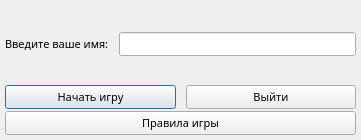
The window that ui/qtdesigner generated/nameGetter.ui (snowlue/WWTBAM) describes before a commit, drawn with Qt 5.
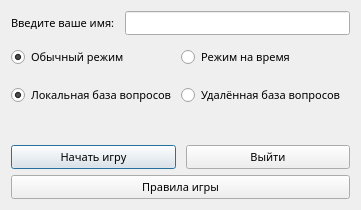
The same window after the commit.

Commit message: feat: enhance UI layout and add radio button options for question sources

```diff
--- a/ui/qtdesigner generated/nameGetter.ui
+++ b/ui/qtdesigner generated/nameGetter.ui
@@ -7,7 +7,7 @@
     <x>0</x>
     <y>0</y>
     <width>361</width>
-    <height>140</height>
+    <height>210</height>
    </rect>
   </property>
   <property name="font">
@@ -19,27 +19,7 @@
   <property name="windowTitle">
    <string>Начало игры</string>
   </property>
-  <layout class="QHBoxLayout" name="horizontalLayout_2">
-   <property name="spacing">
-    <number>0</number>
-   </property>
-   <property name="leftMargin">
-    <number>5</number>
-   </property>
-   <property name="topMargin">
-    <number>5</number>
-   </property>
-   <property name="rightMargin">
-    <number>5</number>
-   </property>
-   <property name="bottomMargin">
-    <number>5</number>
-   </property>
-   <item>
-    <layout class="QVBoxLayout" name="verticalLayout" stretch="2,1,1">
-     <property name="spacing">
-      <number>2</number>
-     </property>
+  <layout class="QVBoxLayout" name="verticalLayout" stretch="2,1,1,100000,1,1">
      <item>
       <layout class="QFormLayout" name="formLayout">
        <property name="formAlignment">
@@ -63,6 +43,91 @@
        </item>
       </layout>
      </item>
+   <item>
+    <layout class="QHBoxLayout" name="horizontalLayout_3">
+     <property name="spacing">
+      <number>0</number>
+     </property>
+     <property name="topMargin">
+      <number>5</number>
+     </property>
+     <property name="bottomMargin">
+      <number>5</number>
+     </property>
+     <item>
+      <widget class="QRadioButton" name="radioButton">
+       <property name="text">
+        <string>Обычный режим</string>
+       </property>
+       <property name="checked">
+        <bool>true</bool>
+       </property>
+       <attribute name="buttonGroup">
+        <string notr="true">buttonGroup</string>
+       </attribute>
+      </widget>
+     </item>
+     <item>
+      <widget class="QRadioButton" name="radioButton_2">
+       <property name="text">
+        <string>Режим на время</string>
+       </property>
+       <attribute name="buttonGroup">
+        <string notr="true">buttonGroup</string>
+       </attribute>
+      </widget>
+     </item>
+    </layout>
+   </item>
+   <item>
+    <layout class="QHBoxLayout" name="horizontalLayout_4">
+     <property name="spacing">
+      <number>0</number>
+     </property>
+     <property name="topMargin">
+      <number>5</number>
+     </property>
+     <property name="bottomMargin">
+      <number>5</number>
+     </property>
+     <item>
+      <widget class="QRadioButton" name="radioButton_3">
+       <property name="text">
+        <string>Локальная база вопросов</string>
+       </property>
+       <property name="checked">
+        <bool>true</bool>
+       </property>
+       <attribute name="buttonGroup">
+        <string notr="true">buttonGroup_2</string>
+       </attribute>
+      </widget>
+     </item>
+     <item>
+      <widget class="QRadioButton" name="radioButton_4">
+       <property name="text">
+        <string>Удалённая база вопросов</string>
+       </property>
+       <attribute name="buttonGroup">
+        <string notr="true">buttonGroup_2</string>
+       </attribute>
+      </widget>
+     </item>
+    </layout>
+   </item>
+   <item>
+    <spacer name="verticalSpacer">
+     <property name="orientation">
+      <enum>Qt::Vertical</enum>
+     </property>
+     <property name="sizeHint" stdset="0">
+      <size>
+       <width>20</width>
+       <height>40</height>
+      </size>
+     </property>
+    </spacer>
+   </item>
      <item>
       <layout class="QHBoxLayout" name="horizontalLayout">
        <property name="spacing">
@@ -92,8 +157,6 @@
       </widget>
      </item>
     </layout>
-   </item>
-  </layout>
  </widget>
  <resources/>
  <connections/>
```
Left out of the diff: 4 changed lines with no effect on the pictures. Lines whose indentation alone changed are shown as unchanged. The commit also changes 1 other file.
